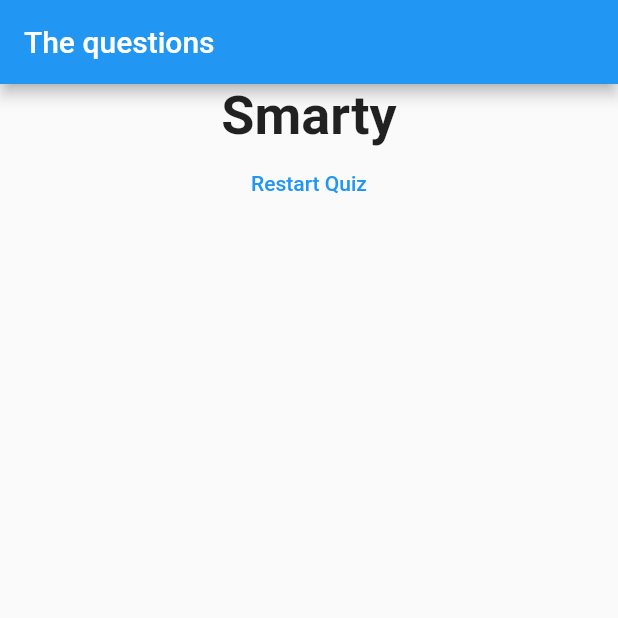
After one commit to harshgargtiet/divetoandroid, a Flutter app: the screen it shows after launch, after a tap on "Black", after a tap on "Dog", after a tap on "Violet", on a phone screen of 412 x 824 dp, the top half of it. The commit adds this screen. Run offline on Flutter 3.47's test engine with Material 2 defaults, Android fonts, the phone set to English and light mode, and no system bars; missing offline and left inert: dart:ffi.

Commit message:
completed with learning quiz project

```diff
--- a/lib/answer.dart
+++ b/lib/answer.dart
@@ -1,7 +1,7 @@
 import 'package:flutter/material.dart';
 
 class Answer extends StatelessWidget {
-  late final void Function() selectHandler;
+  final void Function() selectHandler;
   final String answerText;
   Answer(this.selectHandler, this.answerText);
   @override
--- a/lib/main.dart
+++ b/lib/main.dart
@@ -1,6 +1,8 @@
 import 'package:flutter/material.dart';
+import 'package:playground/quiz.dart';
 import './question.dart';
 import './answer.dart';
+import './result.dart';
 
 void main() => runApp(MyApp());
 
@@ -13,7 +15,17 @@ class MyApp extends StatefulWidget {
 
 class _MyAppState extends State<MyApp> {
   int _indexx = 0;
-  void _answerQuestions() {
+  int _totalScore = 0;
+
+  void _resetQuiz() {
+    setState(() {
+      _indexx = 0;
+      _totalScore = 0;
+    });
+  }
+
+  void _answerQuestions(int score) {
+    _totalScore = _totalScore + score;
     setState(() {
       _indexx += 1;
     });
@@ -23,39 +35,48 @@ class _MyAppState extends State<MyApp> {
 
   @override
   Widget build(BuildContext context) {
-    const questions = [
+    const _questions = [
       {
         'questionText': 'Whats your favourite color?',
-        'answers': ['Black', 'Red', 'Yellow', 'Purple'],
+        'answers': [
+          {'text': 'Black', 'score': 3},
+          {'text': 'Red', 'score': 5},
+          {'text': 'Yellow', 'score': 9},
+          {'text': 'Purple', 'score': 4}
+        ],
       },
       {
         'questionText': 'whats your favoirite Pet',
-        'answers': ['Cat', 'Dog', 'Birds', 'Elephant'],
+        'answers': [
+          {'text': 'Cat', 'score': 3},
+          {'text': 'Dog', 'score': 5},
+          {'text': 'Birds', 'score': 9},
+          {'text': 'Elephant', 'score': 4}
+        ],
       },
       {
         'questionText': 'Whats your favourite color?',
-        'answers': ['Black', 'Red', 'violet', 'Purple'],
+        'answers': [
+          {'text': 'Black', 'score': 3},
+          {'text': 'Red', 'score': 5},
+          {'text': 'Violet', 'score': 9},
+          {'text': 'Purple', 'score': 1}
+        ],
       },
     ];
 
     return MaterialApp(
       home: Scaffold(
         appBar: AppBar(
-          title: Text('The questions'),
+          title: const Text('The questions'),
         ),
-        body: _indexx < questions.length
-            ? Column(
-                children: [
-                  Question(
-                    questions[_indexx]['questionText'].toString(),
-                  ),
-                  ...(questions[_indexx]['answers'] as List<String>)
-                      .map((answer) {
-                    return Answer(_answerQuestions, answer);
-                  }).toList()
-                ],
+        body: _indexx < _questions.length
+            ? Quiz(
+                questions: _questions,
+                answerQuestions: _answerQuestions,
+                indexx: _indexx,
               )
-            : Center(child: Text('hurray')),
+            : Result(_totalScore, _resetQuiz),
       ),
     );
   }
--- a/lib/question.dart
+++ b/lib/question.dart
@@ -2,6 +2,7 @@ import 'package:flutter/material.dart';
 
 class Question extends StatelessWidget {
   final String questionText;
+
   Question(this.questionText);
 
   @override
--- /dev/null
+++ b/lib/quiz.dart
@@ -0,0 +1,31 @@
+import 'dart:ffi';
+
+import 'package:flutter/material.dart';
+import './question.dart';
+import './answer.dart';
+
+class Quiz extends StatelessWidget {
+  final List<Map<String, Object>> questions;
+  final int indexx;
+  final Function answerQuestions;
+
+  Quiz(
+      {required this.questions,
+      required this.answerQuestions,
+      required this.indexx});
+  @override
+  Widget build(BuildContext context) {
+    return Column(
+      children: [
+        Question(
+          questions[indexx]['questionText'].toString(),
+        ),
+        ...(questions[indexx]['answers'] as List<Map<String, Object>>)
+            .map((answer) {
+          return Answer(() => answerQuestions(answer['score']),
+              answer['text'].toString());
+        }).toList()
+      ],
+    );
+  }
+}
--- /dev/null
+++ b/lib/result.dart
@@ -0,0 +1,31 @@
+import 'package:flutter/material.dart';
+
+class Result extends StatelessWidget {
+  final void Function() resetHandler;
+  final int resultScore;
+  Result(this.resultScore, this.resetHandler);
+  String get resultPhrase {
+    var resultText = 'Hurrray';
+    if (resultScore <= 8) {
+      resultText = 'HAHA Awesome';
+    } else {
+      resultText = 'Smarty';
+    }
+    return resultText;
+  }
+
+  @override
+  Widget build(BuildContext context) {
+    return Center(
+        child: Column(
+      children: <Widget>[
+        Text(resultPhrase,
+            style: TextStyle(fontSize: 36, fontWeight: FontWeight.bold)),
+        TextButton(
+          child: Text('Restart Quiz'),
+          onPressed: resetHandler,
+        ),
+      ],
+    ));
+  }
+}
```
